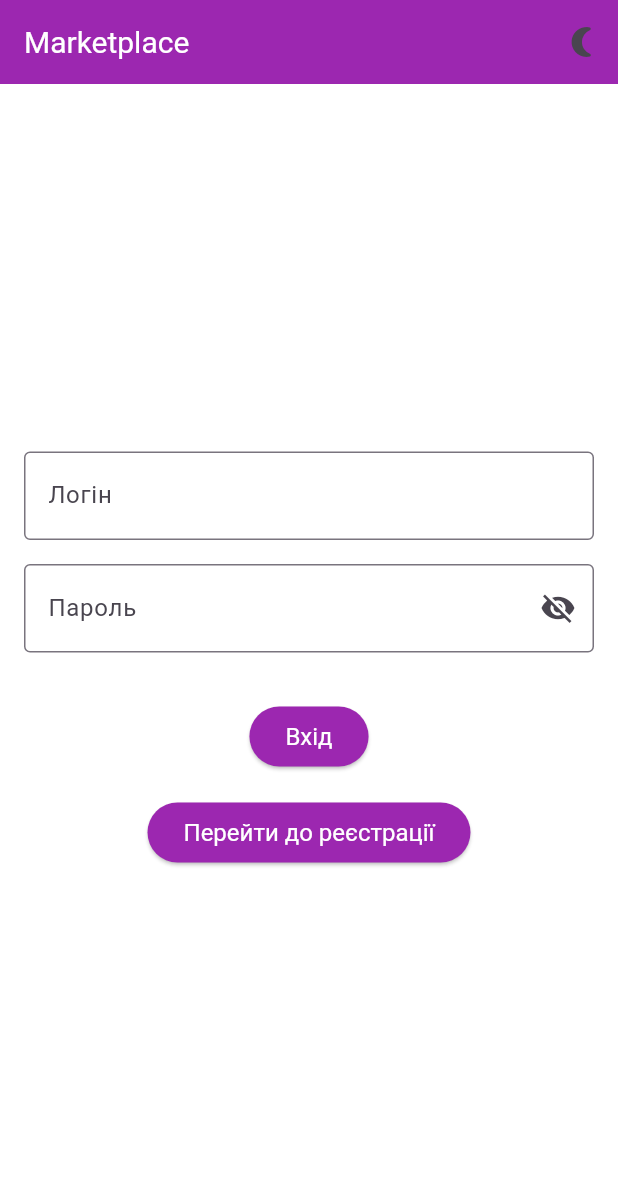
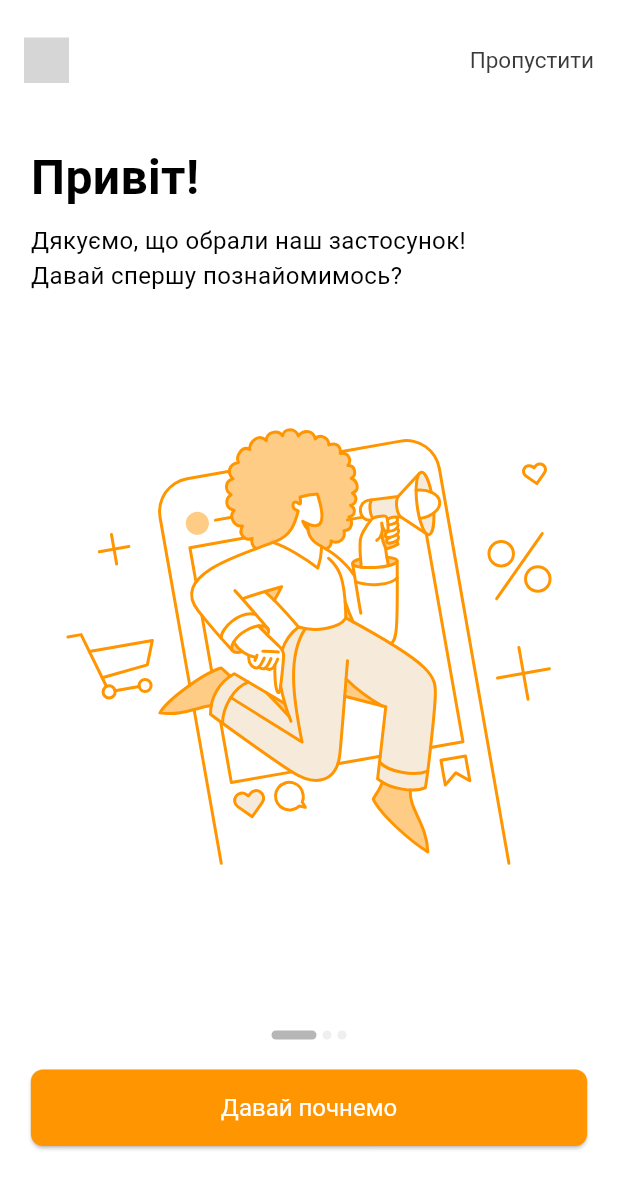
Before and after one commit to alexsukhrin/marketplace-ui, a Flutter app: the screen it shows after launch, on a phone screen of 412 x 824 dp. Shown: the top 1189 px of the screen. Run offline on Flutter 3.47's test engine with Material 3 defaults, Android fonts, the light colour scheme and no system bars; our stand-ins replace flutter_svg, logger; grey boxes are pictures that could not be loaded.

Commit message:
welcome page greeting screen

```diff
--- a/lib/main.dart
+++ b/lib/main.dart
@@ -1,6 +1,7 @@
 import 'package:flutter/material.dart';
 import './src/ui/screens/login_screen.dart';
 import './src/ui/themes/app_theme.dart';
+import 'src/ui/screens/greeting_screen.dart';
 
 void main() {
   runApp(const Marcketplace());
@@ -29,20 +30,25 @@ class MyAppState extends State<Marcketplace> {
       theme: AppTheme.lightTheme(),
       darkTheme: AppTheme.darkTheme(),
       themeMode: _isDarkMode ? ThemeMode.dark : ThemeMode.light,
-      home: const LoginScreen(),
+      routes: {
+        '/chooseRole': (context) => const ChooseRoleScreen(),
+        '/selectCategory': (context) => const SelectCategoryScreen(),
+      },
+      // home: const LoginScreen(),
+      home: GreetingScreen(),
       builder: (context, child) {
         return Scaffold(
-          appBar: AppBar(
-            title: const Text('Marketplace'),
-            actions: [
-              IconButton(
-                icon: Icon(
-                  _isDarkMode ? Icons.wb_sunny : Icons.nightlight_round,
-                ),
-                onPressed: _toggleTheme,
-              ),
-            ],
-          ),
+          // appBar: AppBar(
+          //   title: const Text('Marketplace'),
+          //   actions: [
+          //     IconButton(
+          //       icon: Icon(
+          //         _isDarkMode ? Icons.wb_sunny : Icons.nightlight_round,
+          //       ),
+          //       onPressed: _toggleTheme,
+          //     ),
+          //   ],
+          // ),
           body: child!,
         );
       },
--- /dev/null
+++ b/lib/src/ui/screens/greeting_screen.dart
@@ -0,0 +1,123 @@
+import 'package:flutter/material.dart';
+import 'package:flutter_svg/flutter_svg.dart';
+// import '../themes/app_theme.dart';
+import '../widgets/welcome_page_button.dart';
+
+class GreetingScreen extends StatelessWidget {
+  @override
+  Widget build(BuildContext context) {
+    return Scaffold(
+      appBar: AppBar(
+        toolbarHeight: 80,
+        title: Row(
+          mainAxisAlignment: MainAxisAlignment.spaceBetween,
+          children: [
+            // Logo
+            SvgPicture.asset(
+              'assets/Logo.svg',
+              height: 30,
+            ),
+            // Skip Button
+            GestureDetector(
+              onTap: () {
+                Navigator.pushNamed(context, '/chooseRole');
+              },
+              child: const Text(
+                'Пропустити',
+                style: TextStyle(
+                  color: Color(0xFF3B3B3B),
+                  fontSize: 15,
+                  decoration: TextDecoration.none,
+                ),
+              ),
+            ),
+          ],
+        ),
+      ),
+      body: Column(
+        children: [
+          const SizedBox(height: 15),
+          // Greeting Text
+          Container(
+            width: MediaQuery.of(context).size.width * 0.90,
+            child: Column(
+              crossAxisAlignment: CrossAxisAlignment.start,
+              children: const [
+                Text(
+                  "Привіт!",
+                  style: TextStyle(
+                    fontSize: 32,
+                    fontWeight: FontWeight.bold,
+                  ),
+                ),
+                SizedBox(height: 8),
+                Text(
+                  "Дякуємо, що обрали наш застосунок!",
+                  style: TextStyle(
+                    fontSize: 16,
+                  ),
+                ),
+                Text(
+                  "Давай спершу познайомимось?",
+                  style: TextStyle(
+                    fontSize: 16,
+                  ),
+                ),
+              ],
+            ),
+          ),
+
+          // Full-Screen SVG
+          Expanded(
+            child: SvgPicture.asset(
+              'assets/greeting_screen.svg',
+              fit: BoxFit.contain,
+            ),
+          ),
+          const SizedBox(height: 20),
+          // Carousel Indicator
+          Row(
+            mainAxisAlignment: MainAxisAlignment.center,
+            children: [
+              Container(
+                height: 6,
+                width: 30,
+                decoration: BoxDecoration(
+                  color: Color(0xFFB6B6B6),
+                  borderRadius: BorderRadius.circular(3), // Add rounded corners
+                ),
+              ),
+              const SizedBox(width: 4),
+              Container(
+                height: 6,
+                width: 6,
+                decoration: BoxDecoration(
+                  color: Color(0xFFEFEFEF),
+                  shape: BoxShape.circle,
+                ),
+              ),
+              const SizedBox(width: 4),
+              Container(
+                height: 6,
+                width: 6,
+                decoration: BoxDecoration(
+                  color: Color(0xFFEFEFEF),
+                  shape: BoxShape.circle,
+                ),
+              ),
+            ],
+          ),
+          const SizedBox(height: 20),
+          // Button
+          CustomButton(
+            text: "Давай почнемо",
+            onPressed: () {
+              Navigator.pushNamed(context, '/chooseRole');
+            },
+          ),
+          const SizedBox(height: 60),
+        ],
+      ),
+    );
+  }
+}
--- a/lib/src/ui/themes/app_theme.dart
+++ b/lib/src/ui/themes/app_theme.dart
@@ -1,6 +1,9 @@
 import 'package:flutter/material.dart';
 
 class AppTheme {
+  static const Color searchFieldBackground = Color(0xFFF4F4F4);
+  static const Color yellowColor = Color(0xFF9500);
+
   static ThemeData lightTheme() {
     return ThemeData(
       primarySwatch: Colors.blue,
@@ -10,19 +13,19 @@ class AppTheme {
       ),
       textTheme: const TextTheme(
         bodyLarge: TextStyle(color: Colors.black, fontSize: 18),
-        bodyMedium: TextStyle(color: Colors.grey, fontSize: 14),
+        bodyMedium: TextStyle(color: Colors.black, fontSize: 14),
       ),
       elevatedButtonTheme: ElevatedButtonThemeData(
         style: ElevatedButton.styleFrom(
-          backgroundColor: Colors.purple,
+          backgroundColor: Color(0xFF9500),
           foregroundColor: Colors.white,
           textStyle: const TextStyle(fontSize: 16),
         ),
       ),
       scaffoldBackgroundColor: Colors.white,
       appBarTheme: const AppBarTheme(
-        backgroundColor: Colors.purple,
-        titleTextStyle: TextStyle(color: Colors.white, fontSize: 20),
+        backgroundColor: Colors.white,
+        titleTextStyle: TextStyle(color: Colors.black, fontSize: 20),
       ),
     );
   }
--- /dev/null
+++ b/lib/src/ui/widgets/welcome_page_button.dart
@@ -0,0 +1,36 @@
+import 'package:flutter/material.dart';
+
+class CustomButton extends StatelessWidget {
+  final String text;
+  final VoidCallback onPressed;
+
+  const CustomButton({
+    required this.text,
+    required this.onPressed,
+    super.key,
+  });
+
+  @override
+  Widget build(BuildContext context) {
+    return Padding(
+      padding: const EdgeInsets.symmetric(horizontal: 16.0),
+      child: SizedBox(
+        width: MediaQuery.of(context).size.width * 0.90,
+        child: ElevatedButton(
+          onPressed: onPressed,
+          style: ElevatedButton.styleFrom(
+            backgroundColor: const Color(0xFFFF9500),
+            shape: RoundedRectangleBorder(
+              borderRadius: BorderRadius.circular(8),
+            ),
+            padding: const EdgeInsets.symmetric(vertical: 16),
+          ),
+          child: Text(
+            text,
+            style: const TextStyle(fontSize: 16, color: Colors.white),
+          ),
+        ),
+      ),
+    );
+  }
+}
```
Also changed, not shown: pubspec.yaml (+5 -3 lines), assets/choose_role_screen.svg (added), assets/greeting_screen.svg (added), assets/logo.svg (added), pubspec.lock.
